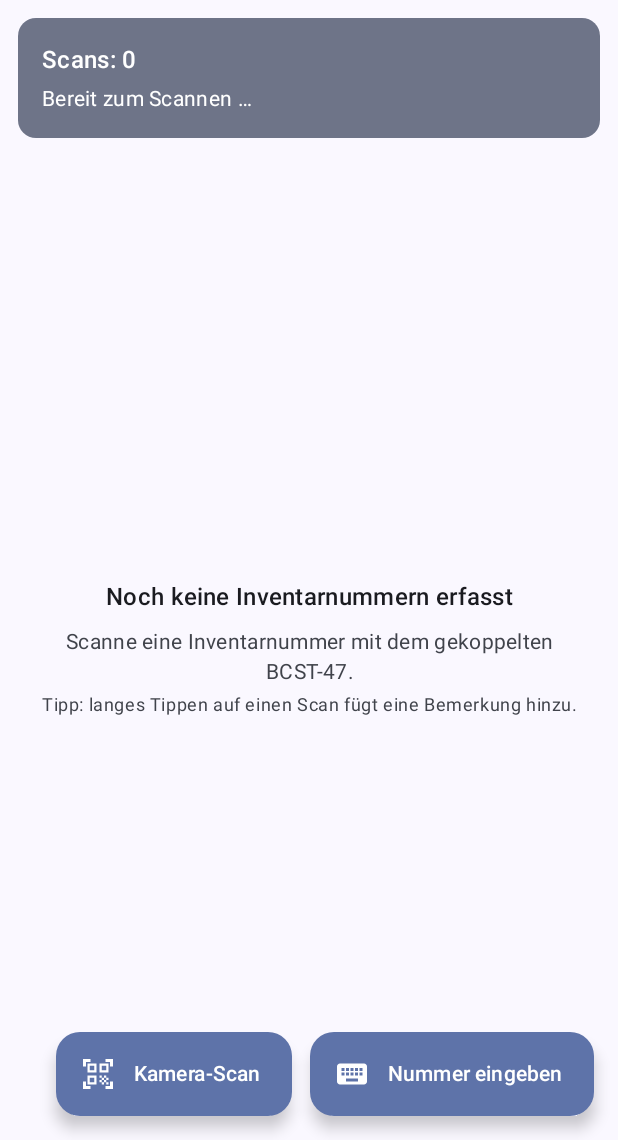
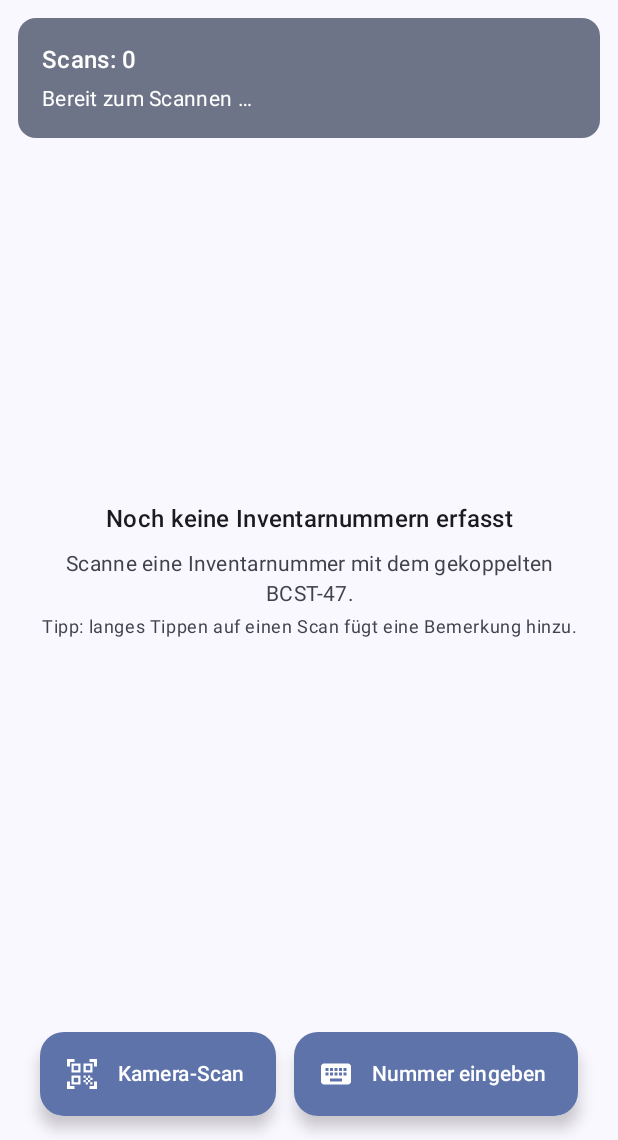
Before and after one commit to olafkenfenheuer/inventur, an Android app built with Jetpack Compose: the screen it shows after launch (MainActivity), on a phone screen of 412 x 824 dp, the part 96-1236 px from its top. Run offline under Robolectric (Android 15) with nearby library versions, the phone set to English and light mode, and no system bars; libraries missing offline, so code that uses them is left out: com.inateck.scanner; 1 statement that could not run was skipped.

Commit message:
Layout: FAB-Gruppe zentriert, Leerhinweis vertikal zentriert
- floatingActionButtonPosition = Center: gleicher Randabstand links/rechts.
- Leerhinweis ("Noch keine Inventarnummern …") als zentriertes Overlay ueber
  der gesamten Inhaltsflaeche statt nur unterhalb der Summary-Karte, damit er
  vertikal mittig sitzt.

Co-Authored-By: Claude Opus 4.8 <noreply@anthropic.com>

```diff
--- a/app/src/main/java/com/kenfenheuer/inventur/ui/InventoryScreen.kt
+++ b/app/src/main/java/com/kenfenheuer/inventur/ui/InventoryScreen.kt
@@ -41,6 +41,7 @@ import androidx.compose.material3.DropdownMenu
 import androidx.compose.material3.DropdownMenuItem
 import androidx.compose.material3.ExperimentalMaterial3Api
 import androidx.compose.material3.ExtendedFloatingActionButton
+import androidx.compose.material3.FabPosition
 import androidx.compose.material3.Icon
 import androidx.compose.material3.IconButton
 import androidx.compose.material3.MaterialTheme
@@ -189,21 +190,22 @@ fun InventoryScreen(
                 )
             }
         },
+        // Zentriert die FAB-Gruppe, damit der Randabstand links und rechts gleich ist.
+        floatingActionButtonPosition = FabPosition.Center,
     ) { padding ->
-        Column(
+        Box(
             modifier = Modifier
                 .fillMaxSize()
                 .padding(padding),
         ) {
+            Column(modifier = Modifier.fillMaxSize()) {
                 SummaryBar(
                     scans = items.size,
                     duplicates = duplicates.size,
                     lastScanned = lastScanned,
                 )
 
-            if (items.isEmpty()) {
-                EmptyHint()
-            } else {
+                if (items.isNotEmpty()) {
                     LazyColumn(
                         modifier = Modifier.fillMaxSize(),
                         // Unten extra Platz, damit der letzte Eintrag ueber den FAB
@@ -220,6 +222,12 @@ fun InventoryScreen(
                             )
                         }
                     }
+                }
+            }
+
+            // Leerhinweis ueber der gesamten Inhaltsflaeche vertikal zentrieren.
+            if (items.isEmpty()) {
+                EmptyHint(modifier = Modifier.align(Alignment.Center))
             }
         }
     }
@@ -320,8 +328,8 @@ private fun SummaryBar(scans: Int, duplicates: Int, lastScanned: String?) {
 }
 
 @Composable
-private fun EmptyHint() {
-    Box(modifier = Modifier.fillMaxSize(), contentAlignment = Alignment.Center) {
+private fun EmptyHint(modifier: Modifier = Modifier) {
+    Box(modifier = modifier, contentAlignment = Alignment.Center) {
         Column(
             modifier = Modifier.padding(horizontal = 24.dp),
             horizontalAlignment = Alignment.CenterHorizontally,
```
Lines whose indentation alone changed are shown as unchanged.
